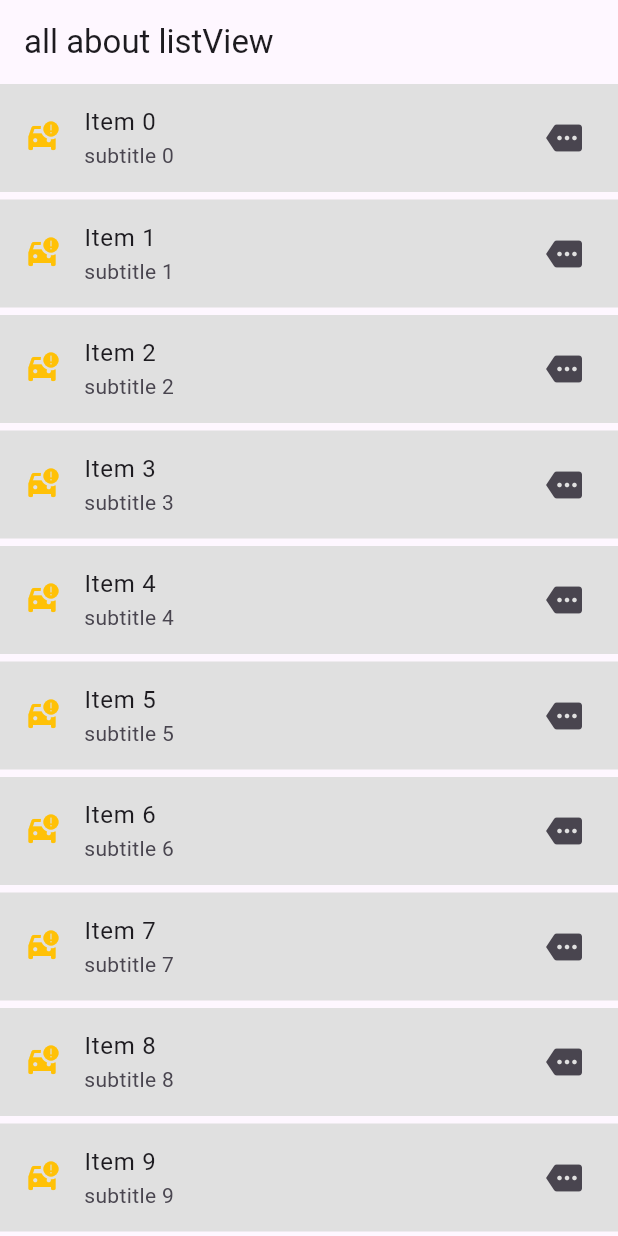
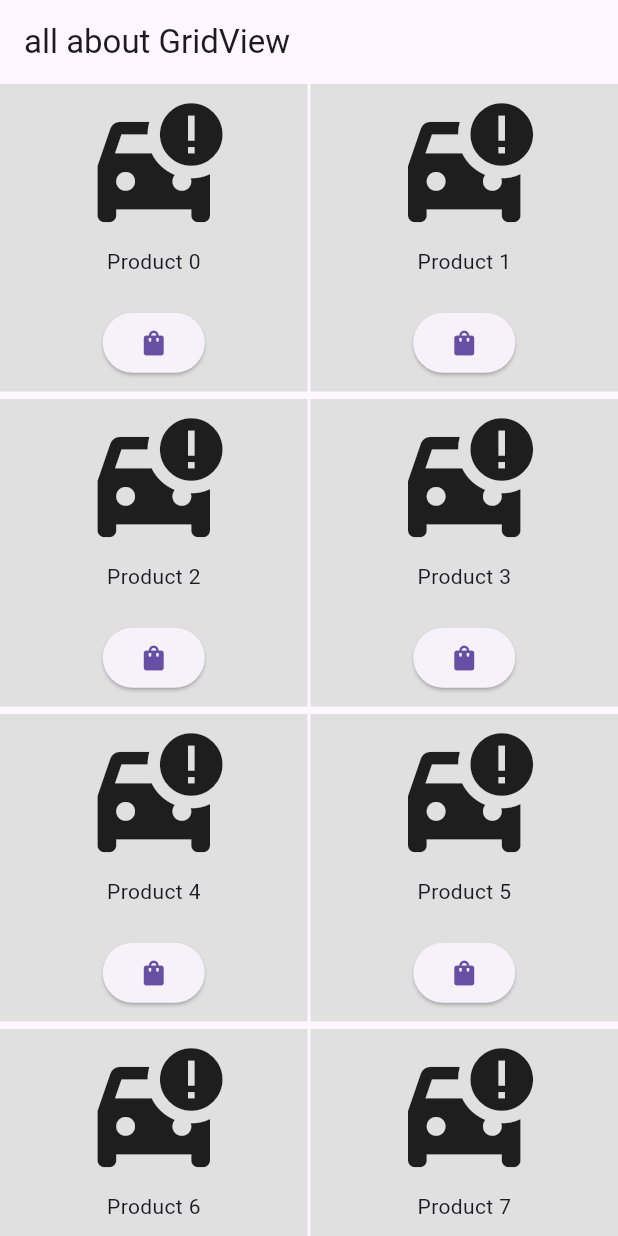
Before and after one commit to sm-hl/simple_project, a Flutter app: the screen it shows after launch, on a phone screen of 412 x 824 dp. Run offline on Flutter 3.47's test engine with Material 3 defaults, Android fonts, the phone set to English and light mode, and no system bars; our stand-ins replace flutter_svg.

Commit message:
GridView

```diff
--- a/lib/main.dart
+++ b/lib/main.dart
@@ -29,32 +29,31 @@ class _HomeState extends State<Home> {
   Widget build(BuildContext context) {
     return Scaffold(
       appBar: AppBar(
-        title: Text('all about listView'),
+        title: Text('all about GridView'),
       ),
-      body: ListView.custom(
-        childrenDelegate: SliverChildListDelegate(List.generate(100, (index) {
+      body: GridView.count(
+        // scrollDirection: Axis.vertical,//is default
+        crossAxisSpacing:
+            2, //space between rows for Axis.horizontal, space between rows for Axis.vertical
+        mainAxisSpacing: 5, //space between items
+        crossAxisCount:
+            2, //number of rows when using Axis.horizontal, or column when using Axis.vertical
+        children: List.generate(100, (index) {
           return Container(
-            // height: 200,
-            color: Colors.grey[300],
-            margin: EdgeInsets.only(bottom: 5),
-            child: Center(
-              child: ListTile(
-                leading: Icon(
-                  Icons.car_crash,
-                  size: 24,
-                  color: Colors.amber,
-                ), //left icon
-                title: Text('Item $index'),
-                subtitle: Text('subtitle $index'),
-                trailing: Icon(Icons.more), //right icon
-                onTap: () {
-                   ScaffoldMessenger.of(context)
-                    .showSnackBar(SnackBar(content: Text('you taped item $index')));
-                },
-              ),
-            ),
-          );
-        })),
+              color: Colors.grey[300],
+              child: Column(
+                mainAxisAlignment: MainAxisAlignment.center,
+                children: [
+                  Icon(Icons.car_crash,size: 100,),
+                  Text('Product $index'),
+                  SizedBox(height: 20,),
+                  ElevatedButton(onPressed: (){
+                    ScaffoldMessenger.of(context)
+                    .showSnackBar(SnackBar(content: Text('Product $index is added to cart!')));
+                  }, child: Icon(Icons.shopping_bag,size: 20,),)
+                ],
+              ));
+        }),
       ),
     );
   }
```
